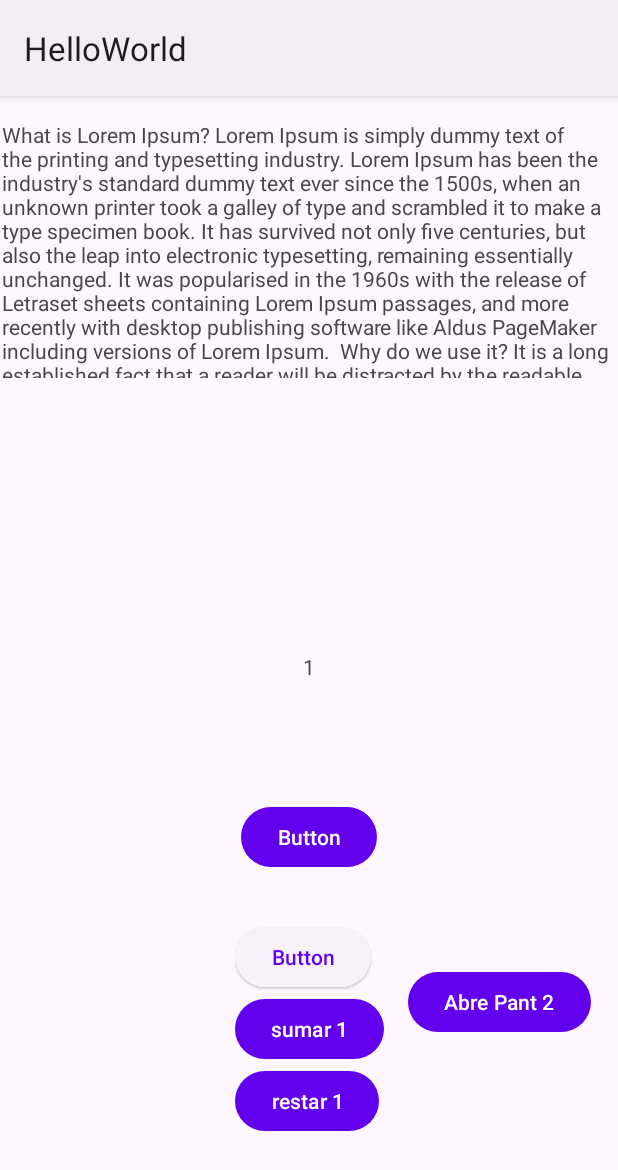
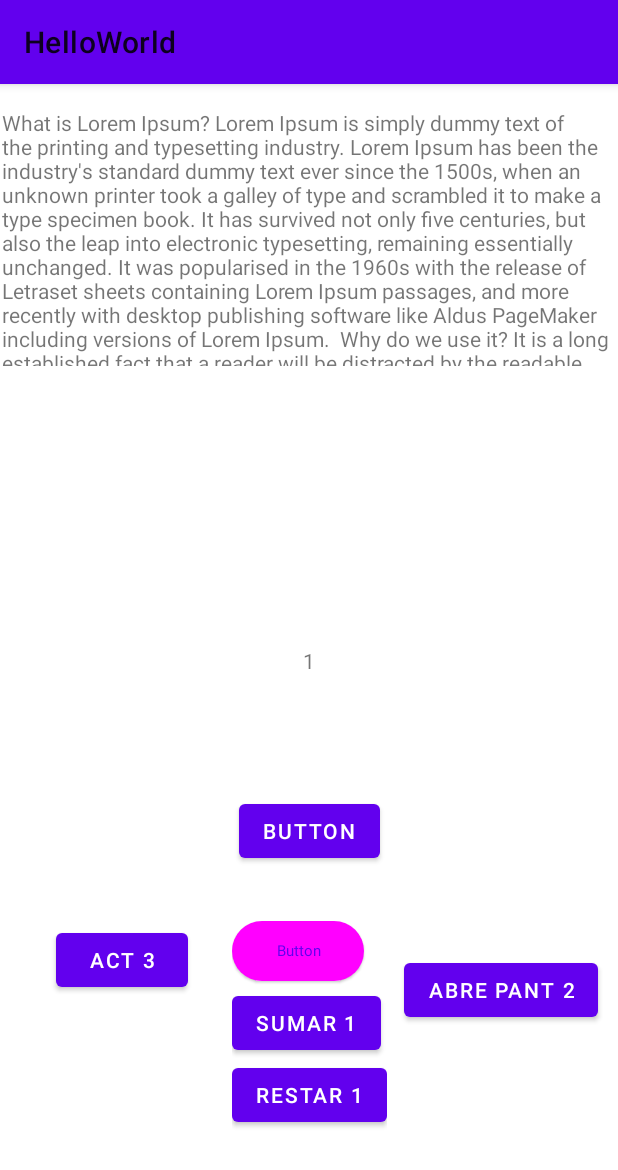
Before and after one commit to 2022-2-1TEL05-Servicios-y-Apps-IoT/HelloWorld, an Android app: the screen it shows after launch (MainActivity), on a phone screen of 412 x 824 dp. Shown: the top 1170 px of the screen. Run offline under Robolectric (Android 15) with nearby library versions, the phone set to English and light mode, and no system bars.

Commit message:
fin de clase

```diff
--- a/app/src/main/java/com/example/helloworld/MainActivity.java
+++ b/app/src/main/java/com/example/helloworld/MainActivity.java
@@ -1,6 +1,7 @@
 package com.example.helloworld;
 
 import androidx.annotation.NonNull;
+import androidx.annotation.Nullable;
 import androidx.appcompat.app.AppCompatActivity;
 
 import android.content.Intent;
@@ -18,7 +19,26 @@ import com.example.helloworld.entity.Persona;
 public class MainActivity extends AppCompatActivity {
 
     @Override
+    protected void onStart() {
+        Log.d("msg","Start!!!");
+        super.onStart();
+    }
+
+    @Override
+    protected void onResume() {
+        Log.d("msg","Resume!!!");
+        super.onResume();
+    }
+
+    @Override
+    protected void onRestart() {
+        Log.d("msg","OnRestart!!!");
+        super.onRestart();
+    }
+
+    @Override
     protected void onCreate(Bundle savedInstanceState) {
+        Log.d("msg","Create!!!");
         super.onCreate(savedInstanceState);
         setContentView(R.layout.activity_main);
 
@@ -46,13 +66,13 @@ public class MainActivity extends AppCompatActivity {
             Persona[] listaPersonas = new Persona[3];
             listaPersonas[0] = new Persona();
             listaPersonas[1] = new Persona();
-            listaPersonas[2]  =new Persona();
+            listaPersonas[2] = new Persona();
 
-            Intent intent = new Intent(MainActivity.this,MainActivity2.class);
-            intent.putExtra("contador",contadorStr.getText().toString());
-            intent.putExtra("numero",5);
-            intent.putExtra("persona",persona);
-            intent.putExtra("lista",listaPersonas);
+            Intent intent = new Intent(MainActivity.this, MainActivity2.class);
+            intent.putExtra("contador", contadorStr.getText().toString());
+            intent.putExtra("numero", 5);
+            intent.putExtra("persona", persona);
+            intent.putExtra("lista", listaPersonas);
             startActivity(intent);
         });
 
@@ -63,7 +83,7 @@ public class MainActivity extends AppCompatActivity {
         Toast.makeText(this, "Hola!!!", Toast.LENGTH_SHORT).show();
     }
 
-    public void restar(View view){
+    public void restar(View view) {
         TextView contadorStr = findViewById(R.id.labelContador);
         int contador = Integer.parseInt(contadorStr.getText().toString());
         contador--;
@@ -71,4 +91,19 @@ public class MainActivity extends AppCompatActivity {
         contadorStr.setText(String.valueOf(contador));
     }
 
+    public void abrirAct3(View view) {
+        Intent intent = new Intent(MainActivity.this, MainActivity3.class);
+        startActivityForResult(intent, 1);
+    }
+
+    @Override
+    protected void onActivityResult(int requestCode, int resultCode,
+                                    @Nullable Intent data) {
+
+        if (requestCode == 1 && resultCode == RESULT_OK) {
+            String texto = data.getStringExtra("texto");
+            Log.d("msg",texto);
+        }
+        super.onActivityResult(requestCode, resultCode, data);
+    }
 }
--- a/app/src/main/res/layout/activity_main.xml
+++ b/app/src/main/res/layout/activity_main.xml
@@ -95,4 +95,18 @@
         app:layout_constraintStart_toEndOf="@+id/linearLayout"
         app:layout_constraintTop_toBottomOf="@+id/scrollView2" />
 
+    <Button
+        android:id="@+id/btnAct3"
+        android:layout_width="wrap_content"
+        android:layout_height="wrap_content"
+        android:layout_marginStart="37dp"
+        android:layout_marginTop="372dp"
+        android:layout_marginEnd="28dp"
+        android:onClick="abrirAct3"
+        android:text="Act 3"
+        app:layout_constraintEnd_toStartOf="@+id/linearLayout"
+        app:layout_constraintHorizontal_bias="0.0"
+        app:layout_constraintStart_toStartOf="parent"
+        app:layout_constraintTop_toBottomOf="@+id/scrollView2" />
+
 </androidx.constraintlayout.widget.ConstraintLayout>
--- a/app/src/main/res/values/themes.xml
+++ b/app/src/main/res/values/themes.xml
@@ -1,6 +1,6 @@
 <resources xmlns:tools="http://schemas.android.com/tools">
     <!-- Base application theme. -->
-    <style name="Theme.HelloWorld" parent="Theme.Material3.DayNight">
+    <style name="Theme.HelloWorld" parent="Theme.MaterialComponents.DayNight">
         <!-- Primary brand color. -->
         <item name="colorPrimary">@color/purple_500</item>
         <item name="colorPrimaryVariant">@color/purple_700</item>
```
Also changed, not shown: app/src/main/AndroidManifest.xml (+5 -7 lines), app/src/main/java/com/example/helloworld/MainActivity3.java (added, +28 -0 lines), app/src/main/res/layout/activity_main3.xml (added, +34 -0 lines).
